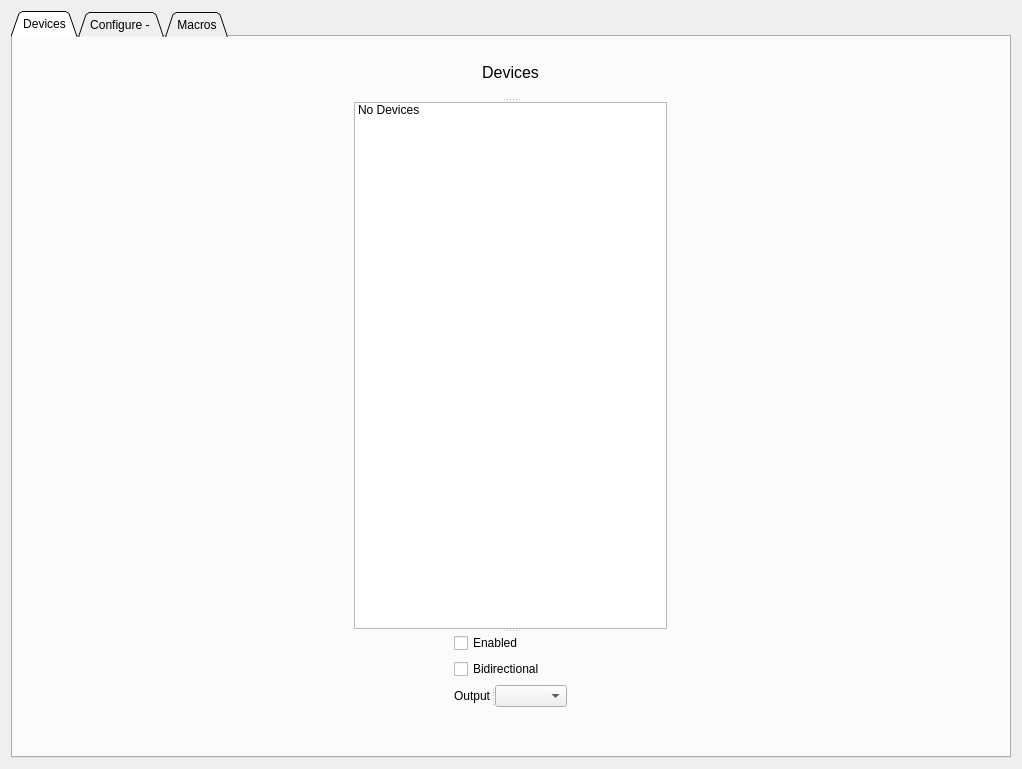
Alzy/obs-midi, file src/forms/settings-dialog.ui: the form before one commit.
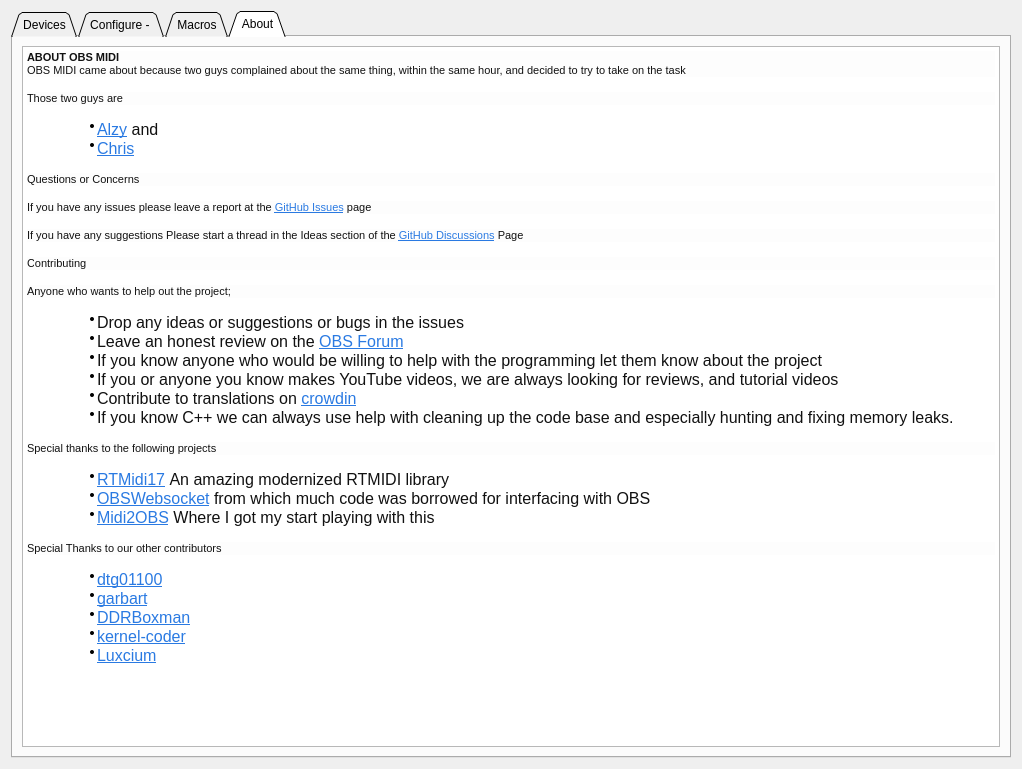
The form after the commit.

Commit message: Add about page to obs-midi

The edit to the form file:
```diff
--- a/src/forms/settings-dialog.ui
+++ b/src/forms/settings-dialog.ui
@@ -59,7 +59,7 @@
       <enum>QTabWidget::Triangular</enum>
      </property>
      <property name="currentIndex">
-      <number>0</number>
+      <number>3</number>
      </property>
      <property name="iconSize">
       <size>
@@ -2216,6 +2216,48 @@
        </item>
       </layout>
      </widget>
+     <widget class="QWidget" name="tab">
+      <attribute name="title">
+       <string>About</string>
+      </attribute>
+      <layout class="QGridLayout" name="gridLayout_5">
+       <item row="0" column="0">
+        <widget class="QTextBrowser" name="textBrowser">
+         <property name="html">
+          <string>&lt;!DOCTYPE HTML PUBLIC &quot;-//W3C//DTD HTML 4.0//EN&quot; &quot;http://www.w3.org/TR/REC-html40/strict.dtd&quot;&gt;
+&lt;html&gt;&lt;head&gt;&lt;meta name=&quot;qrichtext&quot; content=&quot;1&quot; /&gt;&lt;style type=&quot;text/css&quot;&gt;
+p, li { white-space: pre-wrap; }
+&lt;/style&gt;&lt;/head&gt;&lt;body style=&quot; font-family:'MS Shell Dlg 2'; font-size:8.25pt; font-weight:400; font-style:normal;&quot;&gt;
+&lt;p style=&quot; margin-top:0px; margin-bottom:15px; margin-left:0px; margin-right:0px; -qt-block-indent:0; text-indent:0px; background-color:#fdfdfd;&quot;&gt;&lt;span style=&quot; font-family:'-apple-system,BlinkMacSystemFont,Segoe UI,Roboto,Helvetica,Arial,sans-serif,Apple Color Emoji,Segoe UI Emoji,Segoe UI Symbol'; font-size:8pt; font-weight:600; color:#111111; background-color:#fdfdfd;&quot;&gt;ABOUT OBS MIDI&lt;/span&gt;&lt;span style=&quot; font-family:'-apple-system,BlinkMacSystemFont,Segoe UI,Roboto,Helvetica,Arial,sans-serif,Apple Color Emoji,Segoe UI Emoji,Segoe UI Symbol'; font-size:8pt; color:#111111; background-color:#fdfdfd;&quot;&gt;&lt;br /&gt;OBS MIDI came about because two guys complained about the same thing, within the same hour, and decided to try to take on the task&lt;/span&gt;&lt;/p&gt;
+&lt;p style=&quot; margin-top:0px; margin-bottom:15px; margin-left:0px; margin-right:0px; -qt-block-indent:0; text-indent:0px; background-color:#fdfdfd;&quot;&gt;&lt;span style=&quot; font-family:'-apple-system,BlinkMacSystemFont,Segoe UI,Roboto,Helvetica,Arial,sans-serif,Apple Color Emoji,Segoe UI Emoji,Segoe UI Symbol'; font-size:8pt; color:#111111; background-color:#fdfdfd;&quot;&gt;Those two guys are&lt;/span&gt;&lt;/p&gt;
+&lt;ul style=&quot;margin-top: 0px; margin-bottom: 0px; margin-left: 0px; margin-right: 0px; -qt-list-indent: 1;&quot;&gt;&lt;li style=&quot; font-family:'-apple-system,BlinkMacSystemFont,Segoe UI,Roboto,Helvetica,Arial,sans-serif,Apple Color Emoji,Segoe UI Emoji,Segoe UI Symbol'; font-size:8pt; color:#111111;&quot; style=&quot; margin-top:0px; margin-bottom:0px; margin-left:30px; margin-right:0px; -qt-block-indent:0; text-indent:0px;&quot;&gt;&lt;a href=&quot;https://github.com/Alzy&quot;&gt;&lt;span style=&quot; font-size:16px; text-decoration: underline; color:#2a7ae2;&quot;&gt;Alzy&lt;/span&gt;&lt;/a&gt;&lt;span style=&quot; font-size:16px;&quot;&gt; and&lt;/span&gt;&lt;/li&gt;
+&lt;li style=&quot; font-family:'-apple-system,BlinkMacSystemFont,Segoe UI,Roboto,Helvetica,Arial,sans-serif,Apple Color Emoji,Segoe UI Emoji,Segoe UI Symbol'; font-size:8pt; color:#111111;&quot; style=&quot; margin-top:0px; margin-bottom:15px; margin-left:30px; margin-right:0px; -qt-block-indent:0; text-indent:0px;&quot;&gt;&lt;a href=&quot;http://github.com/cpyarger&quot;&gt;&lt;span style=&quot; font-size:16px; text-decoration: underline; color:#2a7ae2;&quot;&gt;Chris&lt;/span&gt;&lt;/a&gt;&lt;/li&gt;&lt;/ul&gt;
+&lt;p style=&quot; margin-top:0px; margin-bottom:15px; margin-left:0px; margin-right:0px; -qt-block-indent:0; text-indent:0px; background-color:#fdfdfd;&quot;&gt;&lt;a name=&quot;questions-or-concerns&quot;&gt;&lt;/a&gt;&lt;span style=&quot; font-family:'-apple-system,BlinkMacSystemFont,Segoe UI,Roboto,Helvetica,Arial,sans-serif,Apple Color Emoji,Segoe UI Emoji,Segoe UI Symbol'; font-size:8pt; color:#111111; background-color:#fdfdfd;&quot;&gt;Q&lt;/span&gt;&lt;span style=&quot; font-family:'-apple-system,BlinkMacSystemFont,Segoe UI,Roboto,Helvetica,Arial,sans-serif,Apple Color Emoji,Segoe UI Emoji,Segoe UI Symbol'; font-size:8pt; color:#111111; background-color:#fdfdfd;&quot;&gt;uestions or Concerns&lt;/span&gt;&lt;/p&gt;
+&lt;p style=&quot; margin-top:0px; margin-bottom:15px; margin-left:0px; margin-right:0px; -qt-block-indent:0; text-indent:0px; background-color:#fdfdfd;&quot;&gt;&lt;span style=&quot; font-family:'-apple-system,BlinkMacSystemFont,Segoe UI,Roboto,Helvetica,Arial,sans-serif,Apple Color Emoji,Segoe UI Emoji,Segoe UI Symbol'; font-size:8pt; color:#111111; background-color:#fdfdfd;&quot;&gt;If you have any issues please leave a report at the&lt;/span&gt;&lt;span style=&quot; font-family:'-apple-system,BlinkMacSystemFont,Segoe UI,Roboto,Helvetica,Arial,sans-serif,Apple Color Emoji,Segoe UI Emoji,Segoe UI Symbol'; font-size:8pt; color:#111111;&quot;&gt; &lt;/span&gt;&lt;a href=&quot;https://github.com/cpyarger/obs-midi/issues&quot;&gt;&lt;span style=&quot; font-family:'-apple-system,BlinkMacSystemFont,Segoe UI,Roboto,Helvetica,Arial,sans-serif,Apple Color Emoji,Segoe UI Emoji,Segoe UI Symbol'; font-size:8pt; text-decoration: underline; color:#2a7ae2;&quot;&gt;GitHub Issues&lt;/span&gt;&lt;/a&gt;&lt;span style=&quot; font-family:'-apple-system,BlinkMacSystemFont,Segoe UI,Roboto,Helvetica,Arial,sans-serif,Apple Color Emoji,Segoe UI Emoji,Segoe UI Symbol'; font-size:8pt; color:#111111;&quot;&gt; page&lt;/span&gt;&lt;/p&gt;
+&lt;p style=&quot; margin-top:0px; margin-bottom:15px; margin-left:0px; margin-right:0px; -qt-block-indent:0; text-indent:0px; background-color:#fdfdfd;&quot;&gt;&lt;span style=&quot; font-family:'-apple-system,BlinkMacSystemFont,Segoe UI,Roboto,Helvetica,Arial,sans-serif,Apple Color Emoji,Segoe UI Emoji,Segoe UI Symbol'; font-size:8pt; color:#111111; background-color:#fdfdfd;&quot;&gt;If you have any suggestions Please start a thread in the Ideas section of the&lt;/span&gt;&lt;span style=&quot; font-family:'-apple-system,BlinkMacSystemFont,Segoe UI,Roboto,Helvetica,Arial,sans-serif,Apple Color Emoji,Segoe UI Emoji,Segoe UI Symbol'; font-size:8pt; color:#111111;&quot;&gt; &lt;/span&gt;&lt;a href=&quot;http://github.com/cpyarger/obs-midi/discussions&quot;&gt;&lt;span style=&quot; font-family:'-apple-system,BlinkMacSystemFont,Segoe UI,Roboto,Helvetica,Arial,sans-serif,Apple Color Emoji,Segoe UI Emoji,Segoe UI Symbol'; font-size:8pt; text-decoration: underline; color:#2a7ae2;&quot;&gt;GitHub Discussions&lt;/span&gt;&lt;/a&gt;&lt;span style=&quot; font-family:'-apple-system,BlinkMacSystemFont,Segoe UI,Roboto,Helvetica,Arial,sans-serif,Apple Color Emoji,Segoe UI Emoji,Segoe UI Symbol'; font-size:8pt; color:#111111;&quot;&gt; Page&lt;/span&gt;&lt;/p&gt;
+&lt;p style=&quot; margin-top:0px; margin-bottom:15px; margin-left:0px; margin-right:0px; -qt-block-indent:0; text-indent:0px; background-color:#fdfdfd;&quot;&gt;&lt;a name=&quot;contributing&quot;&gt;&lt;/a&gt;&lt;span style=&quot; font-family:'-apple-system,BlinkMacSystemFont,Segoe UI,Roboto,Helvetica,Arial,sans-serif,Apple Color Emoji,Segoe UI Emoji,Segoe UI Symbol'; font-size:8pt; color:#111111; background-color:#fdfdfd;&quot;&gt;C&lt;/span&gt;&lt;span style=&quot; font-family:'-apple-system,BlinkMacSystemFont,Segoe UI,Roboto,Helvetica,Arial,sans-serif,Apple Color Emoji,Segoe UI Emoji,Segoe UI Symbol'; font-size:8pt; color:#111111; background-color:#fdfdfd;&quot;&gt;ontributing&lt;/span&gt;&lt;/p&gt;
+&lt;p style=&quot; margin-top:0px; margin-bottom:15px; margin-left:0px; margin-right:0px; -qt-block-indent:0; text-indent:0px; background-color:#fdfdfd;&quot;&gt;&lt;span style=&quot; font-family:'-apple-system,BlinkMacSystemFont,Segoe UI,Roboto,Helvetica,Arial,sans-serif,Apple Color Emoji,Segoe UI Emoji,Segoe UI Symbol'; font-size:8pt; color:#111111; background-color:#fdfdfd;&quot;&gt;Anyone who wants to help out the project;&lt;/span&gt;&lt;/p&gt;
+&lt;ul style=&quot;margin-top: 0px; margin-bottom: 0px; margin-left: 0px; margin-right: 0px; -qt-list-indent: 1;&quot;&gt;&lt;li style=&quot; font-family:'-apple-system,BlinkMacSystemFont,Segoe UI,Roboto,Helvetica,Arial,sans-serif,Apple Color Emoji,Segoe UI Emoji,Segoe UI Symbol'; font-size:8pt; color:#111111;&quot; style=&quot; margin-top:0px; margin-bottom:0px; margin-left:30px; margin-right:0px; -qt-block-indent:0; text-indent:0px;&quot;&gt;&lt;span style=&quot; font-size:16px;&quot;&gt;Drop any ideas or suggestions or bugs in the issues&lt;/span&gt;&lt;/li&gt;
+&lt;li style=&quot; font-family:'-apple-system,BlinkMacSystemFont,Segoe UI,Roboto,Helvetica,Arial,sans-serif,Apple Color Emoji,Segoe UI Emoji,Segoe UI Symbol'; font-size:8pt; color:#111111;&quot; style=&quot; margin-top:0px; margin-bottom:0px; margin-left:30px; margin-right:0px; -qt-block-indent:0; text-indent:0px;&quot;&gt;&lt;span style=&quot; font-size:16px;&quot;&gt;Leave an honest review on the &lt;/span&gt;&lt;a href=&quot;https://obsproject.com/forum/resources/obs-midi.1023/&quot;&gt;&lt;span style=&quot; font-size:16px; text-decoration: underline; color:#2a7ae2;&quot;&gt;OBS Forum&lt;/span&gt;&lt;/a&gt;&lt;/li&gt;
+&lt;li style=&quot; font-family:'-apple-system,BlinkMacSystemFont,Segoe UI,Roboto,Helvetica,Arial,sans-serif,Apple Color Emoji,Segoe UI Emoji,Segoe UI Symbol'; font-size:8pt; color:#111111;&quot; style=&quot; margin-top:0px; margin-bottom:0px; margin-left:30px; margin-right:0px; -qt-block-indent:0; text-indent:0px;&quot;&gt;&lt;span style=&quot; font-size:16px;&quot;&gt;If you know anyone who would be willing to help with the programming let them know about the project&lt;/span&gt;&lt;/li&gt;
+&lt;li style=&quot; font-family:'-apple-system,BlinkMacSystemFont,Segoe UI,Roboto,Helvetica,Arial,sans-serif,Apple Color Emoji,Segoe UI Emoji,Segoe UI Symbol'; font-size:8pt; color:#111111;&quot; style=&quot; margin-top:0px; margin-bottom:0px; margin-left:30px; margin-right:0px; -qt-block-indent:0; text-indent:0px;&quot;&gt;&lt;span style=&quot; font-size:16px;&quot;&gt;If you or anyone you know makes YouTube videos, we are always looking for reviews, and tutorial videos&lt;/span&gt;&lt;/li&gt;
+&lt;li style=&quot; font-family:'-apple-system,BlinkMacSystemFont,Segoe UI,Roboto,Helvetica,Arial,sans-serif,Apple Color Emoji,Segoe UI Emoji,Segoe UI Symbol'; font-size:8pt; color:#111111;&quot; style=&quot; margin-top:0px; margin-bottom:0px; margin-left:30px; margin-right:0px; -qt-block-indent:0; text-indent:0px;&quot;&gt;&lt;span style=&quot; font-size:16px;&quot;&gt;Contribute to translations on &lt;/span&gt;&lt;a href=&quot;https://crowdin.com/project/obs-midi&quot;&gt;&lt;span style=&quot; font-size:16px; text-decoration: underline; color:#2a7ae2;&quot;&gt;crowdin&lt;/span&gt;&lt;/a&gt;&lt;/li&gt;
+&lt;li style=&quot; font-family:'-apple-system,BlinkMacSystemFont,Segoe UI,Roboto,Helvetica,Arial,sans-serif,Apple Color Emoji,Segoe UI Emoji,Segoe UI Symbol'; font-size:8pt; color:#111111;&quot; style=&quot; margin-top:0px; margin-bottom:15px; margin-left:30px; margin-right:0px; -qt-block-indent:0; text-indent:0px;&quot;&gt;&lt;span style=&quot; font-size:16px;&quot;&gt;If you know C++ we can always use help with cleaning up the code base and especially hunting and fixing memory leaks.&lt;/span&gt;&lt;/li&gt;&lt;/ul&gt;
+&lt;p style=&quot; margin-top:0px; margin-bottom:15px; margin-left:0px; margin-right:0px; -qt-block-indent:0; text-indent:0px; background-color:#fdfdfd;&quot;&gt;&lt;a name=&quot;special-thanks-to-the-following-projects&quot;&gt;&lt;/a&gt;&lt;span style=&quot; font-family:'-apple-system,BlinkMacSystemFont,Segoe UI,Roboto,Helvetica,Arial,sans-serif,Apple Color Emoji,Segoe UI Emoji,Segoe UI Symbol'; font-size:8pt; color:#111111; background-color:#fdfdfd;&quot;&gt;S&lt;/span&gt;&lt;span style=&quot; font-family:'-apple-system,BlinkMacSystemFont,Segoe UI,Roboto,Helvetica,Arial,sans-serif,Apple Color Emoji,Segoe UI Emoji,Segoe UI Symbol'; font-size:8pt; color:#111111; background-color:#fdfdfd;&quot;&gt;pecial thanks to the following projects&lt;/span&gt;&lt;/p&gt;
+&lt;ul style=&quot;margin-top: 0px; margin-bottom: 0px; margin-left: 0px; margin-right: 0px; -qt-list-indent: 1;&quot;&gt;&lt;li style=&quot; font-family:'-apple-system,BlinkMacSystemFont,Segoe UI,Roboto,Helvetica,Arial,sans-serif,Apple Color Emoji,Segoe UI Emoji,Segoe UI Symbol'; font-size:8pt; color:#111111;&quot; style=&quot; margin-top:0px; margin-bottom:0px; margin-left:30px; margin-right:0px; -qt-block-indent:0; text-indent:0px;&quot;&gt;&lt;a href=&quot;https://github.com/jcelerier/RtMidi17&quot;&gt;&lt;span style=&quot; font-size:16px; text-decoration: underline; color:#2a7ae2;&quot;&gt;RTMidi17&lt;/span&gt;&lt;/a&gt;&lt;span style=&quot; font-size:16px;&quot;&gt; An amazing modernized RTMIDI library&lt;/span&gt;&lt;/li&gt;
+&lt;li style=&quot; font-family:'-apple-system,BlinkMacSystemFont,Segoe UI,Roboto,Helvetica,Arial,sans-serif,Apple Color Emoji,Segoe UI Emoji,Segoe UI Symbol'; font-size:8pt; color:#111111;&quot; style=&quot; margin-top:0px; margin-bottom:0px; margin-left:30px; margin-right:0px; -qt-block-indent:0; text-indent:0px;&quot;&gt;&lt;a href=&quot;https://github.com/Palakis/obs-websocket/&quot;&gt;&lt;span style=&quot; font-size:16px; text-decoration: underline; color:#2a7ae2;&quot;&gt;OBSWebsocket&lt;/span&gt;&lt;/a&gt;&lt;span style=&quot; font-size:16px;&quot;&gt; from which much code was borrowed for interfacing with OBS&lt;/span&gt;&lt;/li&gt;
+&lt;li style=&quot; font-family:'-apple-system,BlinkMacSystemFont,Segoe UI,Roboto,Helvetica,Arial,sans-serif,Apple Color Emoji,Segoe UI Emoji,Segoe UI Symbol'; font-size:8pt; color:#111111;&quot; style=&quot; margin-top:0px; margin-bottom:15px; margin-left:30px; margin-right:0px; -qt-block-indent:0; text-indent:0px;&quot;&gt;&lt;a href=&quot;https://github.com/lebaston100/MIDItoOBS&quot;&gt;&lt;span style=&quot; font-size:16px; text-decoration: underline; color:#2a7ae2;&quot;&gt;Midi2OBS&lt;/span&gt;&lt;/a&gt;&lt;span style=&quot; font-size:16px;&quot;&gt; Where I got my start playing with this&lt;/span&gt;&lt;/li&gt;&lt;/ul&gt;
+&lt;p style=&quot; margin-top:0px; margin-bottom:15px; margin-left:0px; margin-right:0px; -qt-block-indent:0; text-indent:0px; background-color:#fdfdfd;&quot;&gt;&lt;a name=&quot;special-thanks-to-our-other-contributors&quot;&gt;&lt;/a&gt;&lt;span style=&quot; font-family:'-apple-system,BlinkMacSystemFont,Segoe UI,Roboto,Helvetica,Arial,sans-serif,Apple Color Emoji,Segoe UI Emoji,Segoe UI Symbol'; font-size:8pt; color:#111111; background-color:#fdfdfd;&quot;&gt;S&lt;/span&gt;&lt;span style=&quot; font-family:'-apple-system,BlinkMacSystemFont,Segoe UI,Roboto,Helvetica,Arial,sans-serif,Apple Color Emoji,Segoe UI Emoji,Segoe UI Symbol'; font-size:8pt; color:#111111; background-color:#fdfdfd;&quot;&gt;pecial Thanks to our other contributors&lt;/span&gt;&lt;/p&gt;
+&lt;ul style=&quot;margin-top: 0px; margin-bottom: 0px; margin-left: 0px; margin-right: 0px; -qt-list-indent: 1;&quot;&gt;&lt;li style=&quot; font-family:'-apple-system,BlinkMacSystemFont,Segoe UI,Roboto,Helvetica,Arial,sans-serif,Apple Color Emoji,Segoe UI Emoji,Segoe UI Symbol'; font-size:8pt; color:#111111;&quot; style=&quot; margin-top:0px; margin-bottom:0px; margin-left:30px; margin-right:0px; -qt-block-indent:0; text-indent:0px;&quot;&gt;&lt;a href=&quot;https://github.com/dtg01100&quot;&gt;&lt;span style=&quot; font-size:16px; text-decoration: underline; color:#2a7ae2;&quot;&gt;dtg01100&lt;/span&gt;&lt;/a&gt;&lt;/li&gt;
+&lt;li style=&quot; font-family:'-apple-system,BlinkMacSystemFont,Segoe UI,Roboto,Helvetica,Arial,sans-serif,Apple Color Emoji,Segoe UI Emoji,Segoe UI Symbol'; font-size:8pt; color:#111111;&quot; style=&quot; margin-top:0px; margin-bottom:0px; margin-left:30px; margin-right:0px; -qt-block-indent:0; text-indent:0px;&quot;&gt;&lt;a href=&quot;https://github.com/garbart&quot;&gt;&lt;span style=&quot; font-size:16px; text-decoration: underline; color:#2a7ae2;&quot;&gt;garbart&lt;/span&gt;&lt;/a&gt;&lt;/li&gt;
+&lt;li style=&quot; font-family:'-apple-system,BlinkMacSystemFont,Segoe UI,Roboto,Helvetica,Arial,sans-serif,Apple Color Emoji,Segoe UI Emoji,Segoe UI Symbol'; font-size:8pt; color:#111111;&quot; style=&quot; margin-top:0px; margin-bottom:0px; margin-left:30px; margin-right:0px; -qt-block-indent:0; text-indent:0px;&quot;&gt;&lt;a href=&quot;https://github.com/DDRBoxman&quot;&gt;&lt;span style=&quot; font-size:16px; text-decoration: underline; color:#2a7ae2;&quot;&gt;DDRBoxman&lt;/span&gt;&lt;/a&gt;&lt;/li&gt;
+&lt;li style=&quot; font-family:'-apple-system,BlinkMacSystemFont,Segoe UI,Roboto,Helvetica,Arial,sans-serif,Apple Color Emoji,Segoe UI Emoji,Segoe UI Symbol'; font-size:8pt; color:#111111;&quot; style=&quot; margin-top:0px; margin-bottom:0px; margin-left:30px; margin-right:0px; -qt-block-indent:0; text-indent:0px;&quot;&gt;&lt;a href=&quot;https://github.com/kernel-coder&quot;&gt;&lt;span style=&quot; font-size:16px; text-decoration: underline; color:#2a7ae2;&quot;&gt;kernel-coder&lt;/span&gt;&lt;/a&gt;&lt;/li&gt;
+&lt;li style=&quot; font-family:'-apple-system,BlinkMacSystemFont,Segoe UI,Roboto,Helvetica,Arial,sans-serif,Apple Color Emoji,Segoe UI Emoji,Segoe UI Symbol'; font-size:8pt; color:#111111;&quot; style=&quot; margin-top:0px; margin-bottom:15px; margin-left:30px; margin-right:0px; -qt-block-indent:0; text-indent:0px;&quot;&gt;&lt;a href=&quot;https://github.com/Luxcium&quot;&gt;&lt;span style=&quot; font-size:16px; text-decoration: underline; color:#2a7ae2;&quot;&gt;Luxcium&lt;/span&gt;&lt;/a&gt;&lt;/li&gt;&lt;/ul&gt;&lt;/body&gt;&lt;/html&gt;</string>
+         </property>
+        </widget>
+       </item>
+      </layout>
+     </widget>
     </widget>
    </item>
   </layout>
```
